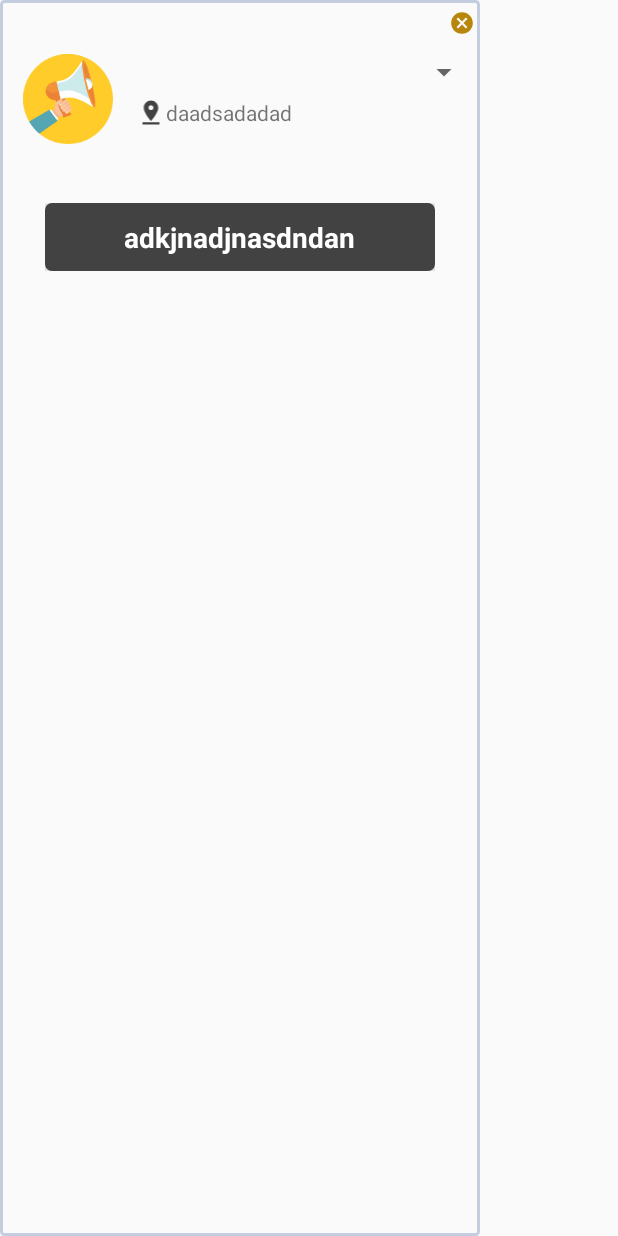
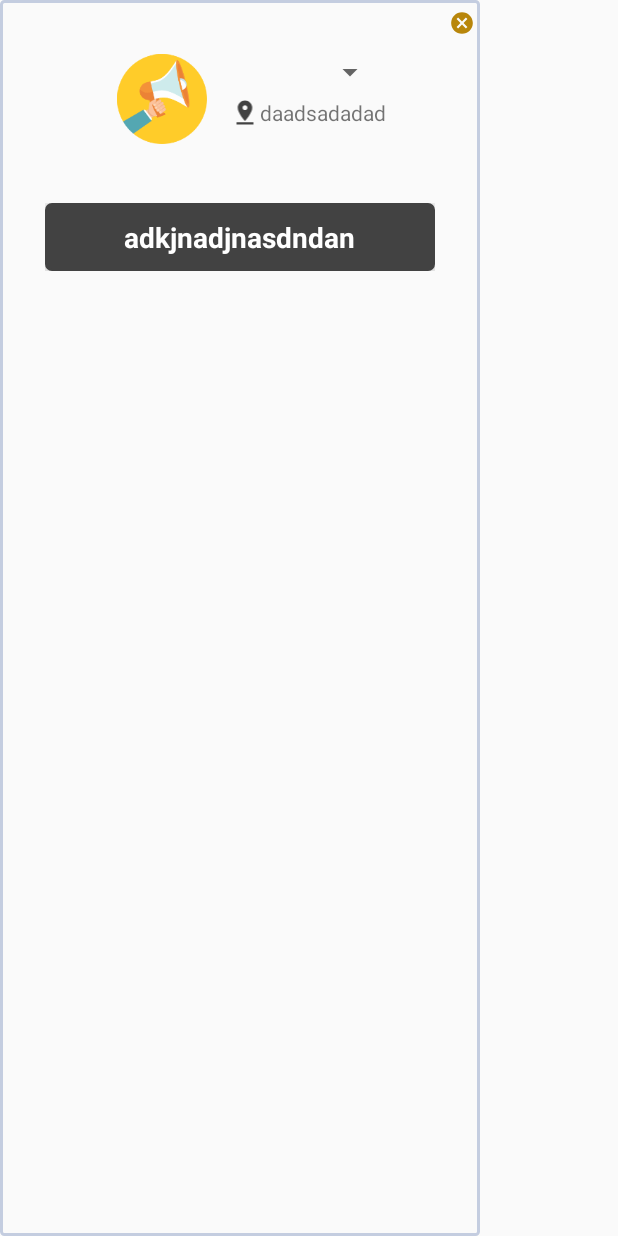
Before and after one commit to q641480816/IS416ProjectFrontEnd, an Android app: the layout init_event_dialog.xml on its own in the app's theme, with its tools: preview values and no code run, on a phone screen of 412 x 824 dp. Run offline under Robolectric (Android 15) with nearby library versions, the phone set to English and light mode, and no system bars; plain views replace AVLoadingIndicatorView.

Commit message:
Update Web Feature

```diff
--- a/app/src/main/res/layout/init_event_dialog.xml
+++ b/app/src/main/res/layout/init_event_dialog.xml
@@ -16,7 +16,6 @@
         <RelativeLayout
             android:layout_width="match_parent"
             android:layout_height="wrap_content">
-
             <ImageView
                 android:id="@+id/close"
                 android:layout_width="24dp"
@@ -27,10 +26,16 @@
         </RelativeLayout>
 
         <LinearLayout
+            android:layout_width="match_parent"
+            android:layout_height="wrap_content"
+            android:gravity="center">
+
+            <LinearLayout
                 xmlns:android="http://schemas.android.com/apk/res/android"
                 android:orientation="horizontal"
-            android:layout_width="match_parent"
-            android:layout_height="wrap_content">
+                android:layout_width="wrap_content"
+                android:layout_height="wrap_content"
+                android:gravity="center_horizontal">
 
                 <ImageView
                     android:layout_width="60dp"
@@ -76,6 +81,7 @@
                             android:text="daadsadadad"/>
 
                     </LinearLayout>
+
                     <LinearLayout
                         android:layout_width="match_parent"
                         android:layout_height="wrap_content"
@@ -88,6 +94,9 @@
 
             </LinearLayout>
 
+        </LinearLayout>
+
+
         <com.is416.smujio.component.LoadingButton
             android:id="@+id/init"
             android:layout_width="match_parent"
--- a/app/src/main/res/layout/map_fragment.xml
+++ b/app/src/main/res/layout/map_fragment.xml
@@ -55,7 +55,8 @@
                         android:layout_width="wrap_content"
                         android:layout_height="wrap_content"
                         android:gravity="center"
-                        android:text="list"/>
+                        android:text="Event List"
+                        />
 
                 </LinearLayout>
 
```
Lines whose indentation alone changed are shown as unchanged.
